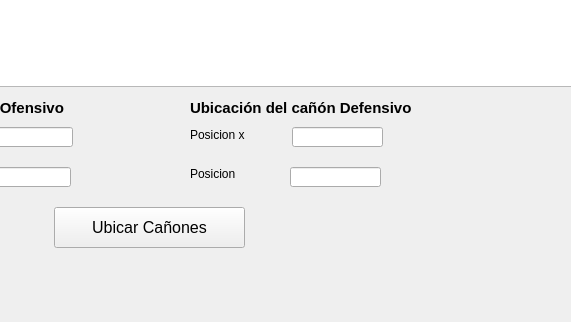
jupazago/Parcial_3_, file Parcial_3/mainwindow.ui: the form before one commit; both pictures show x 160 to 731 and y 423 to 745 of the 1100 by 745 pixel window.
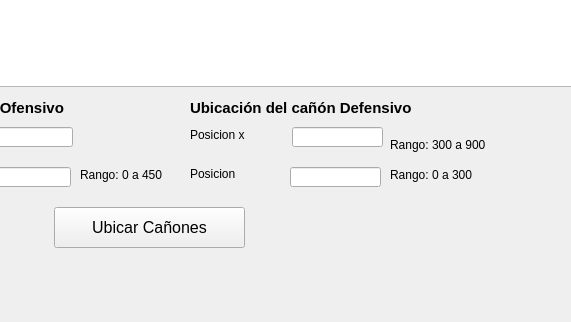
The form after the commit. Icons and pictures are not drawn.

```diff
--- a/Parcial_3/mainwindow.ui
+++ b/Parcial_3/mainwindow.ui
@@ -218,6 +218,45 @@
      <string>Posicion y</string>
     </property>
    </widget>
+   <widget class="QLabel" name="label_9">
+    <property name="geometry">
+     <rect>
+      <x>550</x>
+      <y>560</y>
+      <width>101</width>
+      <height>16</height>
+     </rect>
+    </property>
+    <property name="text">
+     <string>Rango: 300 a 900</string>
+    </property>
+   </widget>
+   <widget class="QLabel" name="label_10">
+    <property name="geometry">
+     <rect>
+      <x>240</x>
+      <y>590</y>
+      <width>101</width>
+      <height>16</height>
+     </rect>
+    </property>
+    <property name="text">
+     <string>Rango: 0 a 450</string>
+    </property>
+   </widget>
+   <widget class="QLabel" name="label_11">
+    <property name="geometry">
+     <rect>
+      <x>550</x>
+      <y>590</y>
+      <width>101</width>
+      <height>16</height>
+     </rect>
+    </property>
+    <property name="text">
+     <string>Rango: 0 a 300</string>
+    </property>
+   </widget>
   </widget>
   <widget class="QMenuBar" name="menubar">
    <property name="geometry">
```
